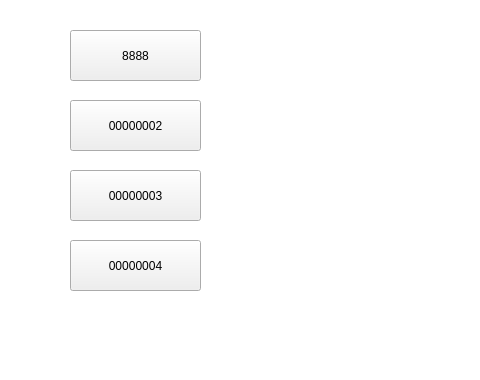
First picture: the form in SmartCabinet/Device/devicesimulate.ui, repository birdman1992/SmartCabinet, before the edit; both pictures show x 0 to 480 and y 100 to 480 of the 640 by 480 pixel window.
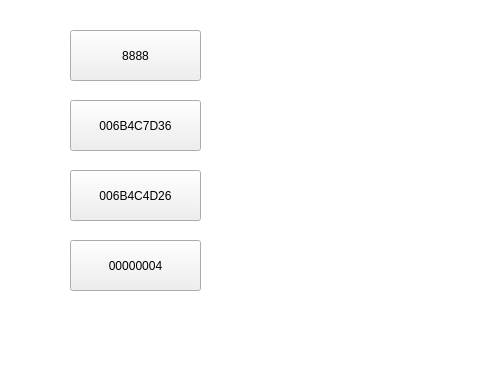
Second picture: the form after the edit. The open tabs and pages were chosen to show the change.

What changed in the file:
```diff
--- a/SmartCabinet/Device/devicesimulate.ui
+++ b/SmartCabinet/Device/devicesimulate.ui
@@ -88,7 +88,7 @@
         <enum>Qt::NoFocus</enum>
        </property>
        <property name="text">
-        <string>00000002</string>
+        <string>006B4C7D36</string>
        </property>
       </widget>
       <widget class="QPushButton" name="pushButton_3">
@@ -104,7 +104,7 @@
         <enum>Qt::NoFocus</enum>
        </property>
        <property name="text">
-        <string>00000003</string>
+        <string>006B4C4D26</string>
        </property>
       </widget>
       <widget class="QPushButton" name="pushButton_4">
```
Left out of the diff: 2 changed lines with no effect on the pictures.
